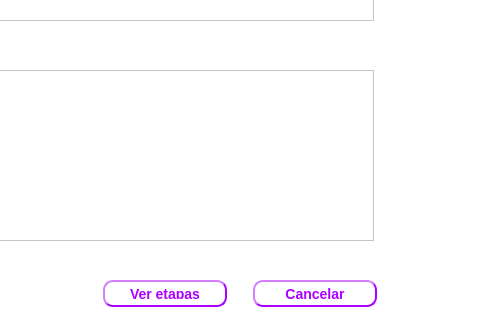
Before: the Qt Designer form UI/solucionecuaciones.ui in dhoyoso/AnalisisNumerico, drawn with Qt 5; both pictures show x 417 to 911 and y 280 to 600 of the 911 by 600 pixel window.
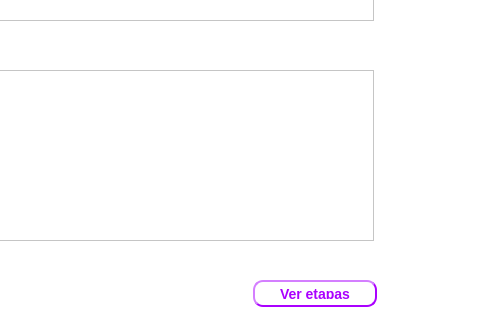
After: the same form once the commit is applied.

The edit to the form file:
```diff
--- a/UI/solucionecuaciones.ui
+++ b/UI/solucionecuaciones.ui
@@ -88,40 +88,10 @@
     <string>&lt;html&gt;&lt;head/&gt;&lt;body&gt;&lt;p&gt;&lt;span style=&quot; font-size:12pt;&quot;&gt;Solución&lt;/span&gt;&lt;span style=&quot; font-size:12pt;&quot;&gt;&lt;br/&gt;&lt;/span&gt;&lt;/p&gt;&lt;/body&gt;&lt;/html&gt;</string>
    </property>
   </widget>
-  <widget class="QPushButton" name="pushButton_3">
-   <property name="geometry">
-    <rect>
-     <x>670</x>
-     <y>560</y>
-     <width>124</width>
-     <height>27</height>
-    </rect>
-   </property>
-   <property name="font">
-    <font>
-     <pointsize>-1</pointsize>
-     <weight>75</weight>
-     <italic>false</italic>
-     <bold>true</bold>
-    </font>
-   </property>
-   <property name="styleSheet">
-    <string notr="true">color: rgb(170, 0, 255);
-	border-width: 2px;
-    border-style: outset;
-    border-radius: 10px;
-    border-color:rgb(170, 0, 255);
-    font: bold 14px;
-    padding: 6px;</string>
-   </property>
-   <property name="text">
-    <string>Cancelar</string>
-   </property>
-  </widget>
   <widget class="QPushButton" name="etapas">
    <property name="geometry">
     <rect>
-     <x>520</x>
+     <x>670</x>
      <y>560</y>
      <width>124</width>
      <height>27</height>
```
